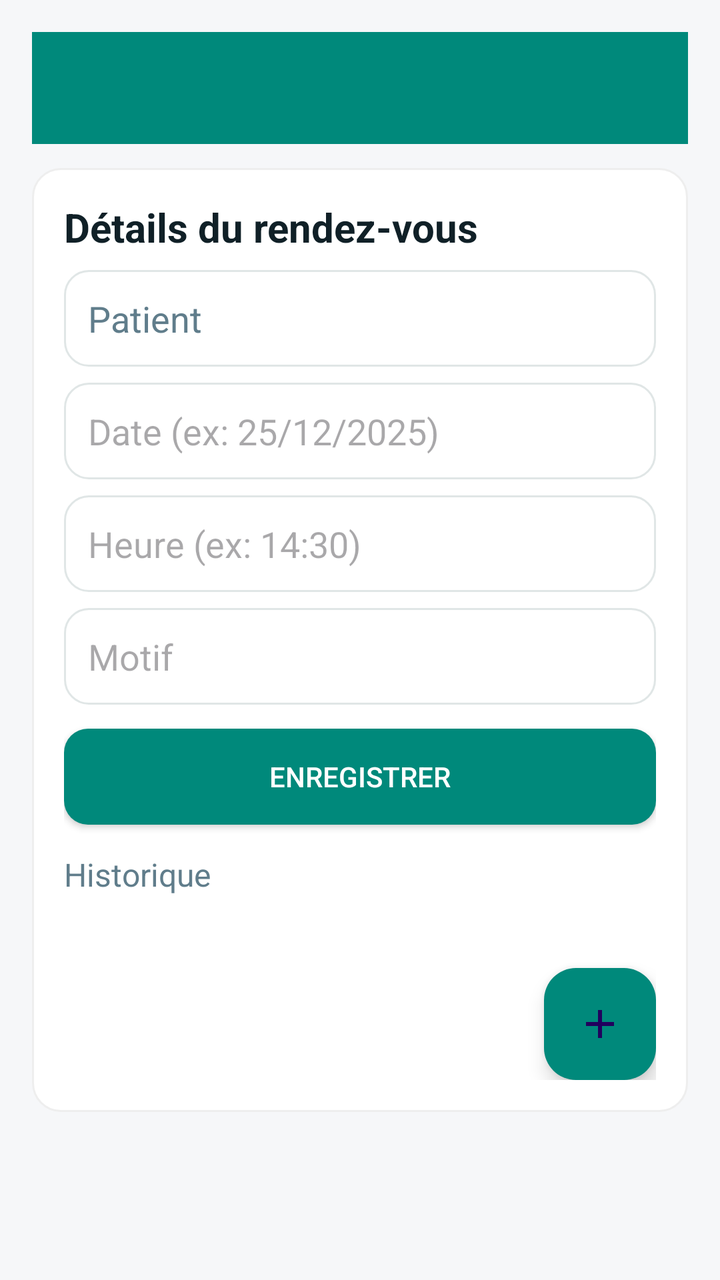
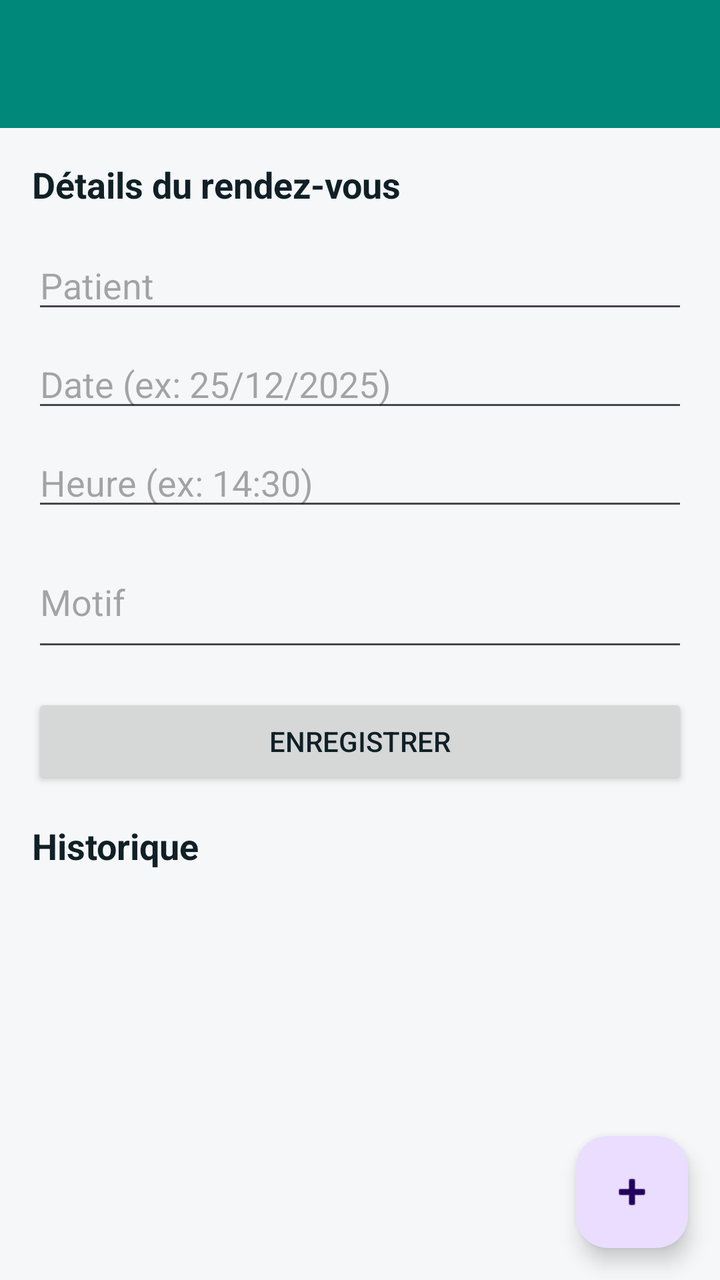

The first picture is an Android layout as it rendered before a commit; the second is the same layout after the commit. The layout source and the unified diff follow.
<!-- AndroidManifest.xml: application theme Theme.CabinetMedicalApp -->
<!-- res/layout/activity_main.xml -->
<ScrollView xmlns:android="http://schemas.android.com/apk/res/android"
    xmlns:app="http://schemas.android.com/apk/res-auto"
    android:layout_width="match_parent"
    android:layout_height="match_parent"
    android:background="@color/background"
    android:padding="16dp">

    <LinearLayout
        android:layout_width="match_parent"
        android:layout_height="wrap_content"
        android:orientation="vertical">

        <androidx.appcompat.widget.Toolbar
            android:id="@+id/toolbar"
            android:layout_width="match_parent"
            android:layout_height="56dp"
            android:background="@color/colorPrimary"
            android:title="@string/title_new_appointment"
            android:titleTextColor="@color/onPrimary"
            android:paddingLeft="16dp" />

        <LinearLayout
            android:layout_width="match_parent"
            android:layout_height="wrap_content"
            android:orientation="vertical"
            android:background="@drawable/card_bg"
            android:padding="16dp"
            android:layout_marginTop="12dp">

            <TextView
                android:layout_width="wrap_content"
                android:layout_height="wrap_content"
                android:text="@string/label_appointment_details"
                style="@style/Heading"
                android:layout_marginBottom="8dp" />

            <EditText
                android:id="@+id/edit_name"
                android:layout_width="match_parent"
                android:layout_height="wrap_content"
                android:hint="@string/hint_patient"
                android:background="@drawable/input_bg"
                android:textColor="@color/onBackground"
                android:textColorHint="@color/muted"
                android:layout_marginBottom="8dp" />

            <EditText
                android:id="@+id/edit_date"
                android:layout_width="match_parent"
                android:layout_height="wrap_content"
                android:hint="@string/hint_date"
                android:background="@drawable/input_bg"
                android:layout_marginBottom="8dp" />

            <EditText
                android:id="@+id/edit_time"
                android:layout_width="match_parent"
                android:layout_height="wrap_content"
                android:hint="@string/hint_time"
                android:background="@drawable/input_bg"
                android:layout_marginBottom="8dp" />

            <EditText
                android:id="@+id/edit_reason"
                android:layout_width="match_parent"
                android:layout_height="wrap_content"
                android:hint="@string/hint_reason"
                android:background="@drawable/input_bg"
                android:layout_marginBottom="12dp" />

            <Button
                android:id="@+id/btn_save"
                style="@style/AppButton"
                android:layout_width="match_parent"
                android:layout_height="wrap_content"
                android:text="@string/btn_save" />

            <TextView
                android:layout_width="wrap_content"
                android:layout_height="wrap_content"
                android:text="@string/label_history"
                style="@style/SubHeading"
                android:layout_marginTop="14dp" />

            <androidx.recyclerview.widget.RecyclerView
                android:id="@+id/recycler_appointments"
                android:layout_width="match_parent"
                android:layout_height="wrap_content"
                android:layout_marginTop="8dp"
                android:clipToPadding="false"
                android:paddingBottom="16dp"
                android:background="@color/surface" />

            
            <com.google.android.material.floatingactionbutton.FloatingActionButton
                android:id="@+id/fab_add_appointment"
                android:layout_width="wrap_content"
                android:layout_height="wrap_content"
                android:layout_marginTop="12dp"
                android:layout_gravity="end"
                android:contentDescription="@string/content_desc_add_appointment"
                android:tint="@color/onPrimary"
                android:src="@drawable/ic_add"
                android:backgroundTint="@color/colorPrimary"
                app:rippleColor="@color/onPrimary" />

        </LinearLayout>

    </LinearLayout>
</ScrollView>
<!-- resources referenced by this layout -->
<resources>
  <color name="background">#F6F7F9</color>
  <color name="colorPrimary">#00897B</color>
  <color name="muted">#607D8B</color>
  <color name="onBackground">#102027</color>
  <color name="onPrimary">#FFFFFF</color>
  <color name="surface">#FFFFFF</color>
  <!-- drawable card_bg (drawable) -->
  <?xml version="1.0" encoding="utf-8"?>
  <shape xmlns:android="http://schemas.android.com/apk/res/android" android:shape="rectangle">
      <solid android:color="@color/surface" />
      <stroke android:width="1dp" android:color="#EEEEEE" />
      <corners android:radius="14dp" />
      <padding android:left="14dp" android:top="14dp" android:right="14dp" android:bottom="14dp" />
  </shape>
  <!-- drawable ic_add (drawable) -->
  <?xml version="1.0" encoding="utf-8"?>
  <vector xmlns:android="http://schemas.android.com/apk/res/android"
      android:width="24dp"
      android:height="24dp"
      android:viewportWidth="24"
      android:viewportHeight="24">
      <path
          android:fillColor="#FFFFFF"
          android:pathData="M19,13H13v6h-2v-6H5v-2h6V5h2v6h6v2z"/>
  </vector>
  <!-- drawable input_bg (drawable) -->
  <?xml version="1.0" encoding="utf-8"?>
  <shape xmlns:android="http://schemas.android.com/apk/res/android" android:shape="rectangle">
      <solid android:color="@color/surface" />
      <stroke android:width="1dp" android:color="#E0E6E6" />
      <corners android:radius="12dp" />
      <padding android:left="12dp" android:top="12dp" android:right="12dp" android:bottom="12dp" />
  </shape>
  <string name="btn_save">Enregistrer</string>
  <string name="content_desc_add_appointment">Ajouter rendez-vous</string>
  <string name="hint_date">Date (ex: 25/12/2025)</string>
  <string name="hint_patient">Patient</string>
  <string name="hint_reason">Motif</string>
  <string name="hint_time">Heure (ex: 14:30)</string>
  <string name="label_appointment_details">Détails du rendez-vous</string>
  <string name="label_history">Historique</string>
  <string name="title_new_appointment">Nouveau rendez-vous</string>
  <style name="AppButton">
          <item name="android:background">@drawable/button_bg_ripple</item>
          <item name="android:textColor">@color/onPrimary</item>
          <item name="android:paddingLeft">14dp</item>
          <item name="android:paddingRight">14dp</item>
          <item name="android:minHeight">48dp</item>
      </style>
  <style name="Heading">
          <item name="android:textColor">@color/onBackground</item>
          <item name="android:textSize">20sp</item>
          <item name="android:textStyle">bold</item>
      </style>
  <style name="SubHeading">
          <item name="android:textColor">@color/muted</item>
          <item name="android:textSize">16sp</item>
      </style>
  <style name="Theme.CabinetMedicalApp" parent="Base.Theme.CabinetMedicalApp" />
  <!-- drawable button_bg_ripple (drawable) -->
  <?xml version="1.0" encoding="utf-8"?>
  <ripple xmlns:android="http://schemas.android.com/apk/res/android"
      android:color="?attr/colorControlHighlight">
      <item android:drawable="@drawable/button_bg" />
  </ripple>
  <!-- drawable button_bg (drawable) -->
  <?xml version="1.0" encoding="utf-8"?>
  <shape xmlns:android="http://schemas.android.com/apk/res/android" android:shape="rectangle">
      <solid android:color="@color/colorPrimary" />
      <corners android:radius="12dp" />
      <padding android:left="12dp" android:top="10dp" android:right="12dp" android:bottom="10dp" />
  </shape>
  <color name="colorPrimaryVariant">#00695C</color>
  <color name="colorSecondary">#26A69A</color>
  <!-- unchanged entries left out for length: 1 -->
</resources>

<!-- the commit's change to res/layout/activity_main.xml (unified diff, before → after) -->
@@ -1,110 +1,101 @@
-<ScrollView xmlns:android="http://schemas.android.com/apk/res/android"
+<?xml version="1.0" encoding="utf-8"?>
+<androidx.coordinatorlayout.widget.CoordinatorLayout xmlns:android="http://schemas.android.com/apk/res/android"
     xmlns:app="http://schemas.android.com/apk/res-auto"
     android:layout_width="match_parent"
-    android:layout_height="match_parent"
-    android:background="@color/background"
-    android:padding="16dp">
+    android:layout_height="match_parent">
 
-    <LinearLayout
+    <com.google.android.material.appbar.AppBarLayout
         android:layout_width="match_parent"
-        android:layout_height="wrap_content"
-        android:orientation="vertical">
+        android:layout_height="wrap_content">
 
         <androidx.appcompat.widget.Toolbar
             android:id="@+id/toolbar"
             android:layout_width="match_parent"
-            android:layout_height="56dp"
-            android:background="@color/colorPrimary"
-            android:title="@string/title_new_appointment"
-            android:titleTextColor="@color/onPrimary"
-            android:paddingLeft="16dp" />
+            android:layout_height="?attr/actionBarSize"
+            android:background="?attr/colorPrimary"
+            app:popupTheme="@style/ThemeOverlay.AppCompat.Light" />
+    </com.google.android.material.appbar.AppBarLayout>
 
-        <LinearLayout
+    <LinearLayout
+        android:layout_width="match_parent"
+        android:layout_height="match_parent"
+        android:orientation="vertical"
+        android:padding="16dp"
+        app:layout_behavior="@string/appbar_scrolling_view_behavior">
+
+        <TextView
+            android:layout_width="wrap_content"
+            android:layout_height="wrap_content"
+            android:text="@string/label_appointment_details"
+            android:textSize="18sp"
+            android:textStyle="bold"
+            android:layout_marginBottom="16dp" />
+
+        <EditText
+            android:id="@+id/edit_name"
             android:layout_width="match_parent"
             android:layout_height="wrap_content"
-            android:orientation="vertical"
-            android:background="@drawable/card_bg"
-            android:padding="16dp"
-            android:layout_marginTop="12dp">
+            android:hint="@string/hint_patient"
+            android:inputType="text"
+            android:layout_marginBottom="8dp" />
 
-            <TextView
-                android:layout_width="wrap_content"
-                android:layout_height="wrap_content"
-                android:text="@string/label_appointment_details"
-                style="@style/Heading"
-                android:layout_marginBottom="8dp" />
+        <EditText
+            android:id="@+id/edit_date"
+            android:layout_width="match_parent"
+            android:layout_height="wrap_content"
+            android:hint="@string/hint_date"
+            android:inputType="none"
+            android:focusable="false"
+            android:clickable="true"
+            android:layout_marginBottom="8dp" />
 
-            <EditText
-                android:id="@+id/edit_name"
-                android:layout_width="match_parent"
-                android:layout_height="wrap_content"
-                android:hint="@string/hint_patient"
-                android:background="@drawable/input_bg"
-                android:textColor="@color/onBackground"
-                android:textColorHint="@color/muted"
-                android:layout_marginBottom="8dp" />
+        <EditText
+            android:id="@+id/edit_time"
+            android:layout_width="match_parent"
+            android:layout_height="wrap_content"
+            android:hint="@string/hint_time"
+            android:inputType="none"
+            android:focusable="false"
+            android:clickable="true"
+            android:layout_marginBottom="8dp" />
 
-            <EditText
-                android:id="@+id/edit_date"
-                android:layout_width="match_parent"
-                android:layout_height="wrap_content"
-                android:hint="@string/hint_date"
-                android:background="@drawable/input_bg"
-                android:layout_marginBottom="8dp" />
+        <EditText
+            android:id="@+id/edit_reason"
+            android:layout_width="match_parent"
+            android:layout_height="wrap_content"
+            android:hint="@string/hint_reason"
+            android:inputType="textMultiLine"
+            android:minLines="2"
+            android:layout_marginBottom="16dp" />
 
-            <EditText
-                android:id="@+id/edit_time"
-                android:layout_width="match_parent"
-                android:layout_height="wrap_content"
-                android:hint="@string/hint_time"
-                android:background="@drawable/input_bg"
-                android:layout_marginBottom="8dp" />
+        <Button
+            android:id="@+id/btn_save"
+            android:layout_width="match_parent"
+            android:layout_height="wrap_content"
+            android:text="@string/btn_save"
+            android:layout_marginBottom="16dp" />
 
-            <EditText
-                android:id="@+id/edit_reason"
-                android:layout_width="match_parent"
-                android:layout_height="wrap_content"
-                android:hint="@string/hint_reason"
-                android:background="@drawable/input_bg"
-                android:layout_marginBottom="12dp" />
+        <TextView
+            android:layout_width="wrap_content"
+            android:layout_height="wrap_content"
+            android:text="@string/label_history"
+            android:textSize="18sp"
+            android:textStyle="bold"
+            android:layout_marginBottom="8dp" />
 
-            <Button
-                android:id="@+id/btn_save"
-                style="@style/AppButton"
-                android:layout_width="match_parent"
-                android:layout_height="wrap_content"
-                android:text="@string/btn_save" />
+        <androidx.recyclerview.widget.RecyclerView
+            android:id="@+id/recycler_appointments"
+            android:layout_width="match_parent"
+            android:layout_height="0dp"
+            android:layout_weight="1" />
+    </LinearLayout>
 
-            <TextView
-                android:layout_width="wrap_content"
-                android:layout_height="wrap_content"
-                android:text="@string/label_history"
-                style="@style/SubHeading"
-                android:layout_marginTop="14dp" />
-
-            <androidx.recyclerview.widget.RecyclerView
-                android:id="@+id/recycler_appointments"
-                android:layout_width="match_parent"
-                android:layout_height="wrap_content"
-                android:layout_marginTop="8dp"
-                android:clipToPadding="false"
-                android:paddingBottom="16dp"
-                android:background="@color/surface" />
-
-            
-            <com.google.android.material.floatingactionbutton.FloatingActionButton
-                android:id="@+id/fab_add_appointment"
-                android:layout_width="wrap_content"
-                android:layout_height="wrap_content"
-                android:layout_marginTop="12dp"
-                android:layout_gravity="end"
-                android:contentDescription="@string/content_desc_add_appointment"
-                android:tint="@color/onPrimary"
-                android:src="@drawable/ic_add"
-                android:backgroundTint="@color/colorPrimary"
-                app:rippleColor="@color/onPrimary" />
-
-        </LinearLayout>
-
-    </LinearLayout>
-</ScrollView>
+    <com.google.android.material.floatingactionbutton.FloatingActionButton
+        android:id="@+id/fab_add_appointment"
+        android:layout_width="wrap_content"
+        android:layout_height="wrap_content"
+        android:layout_gravity="bottom|end"
+        android:layout_margin="16dp"
+        android:contentDescription="@string/content_desc_add_appointment"
+        app:srcCompat="@android:drawable/ic_input_add" />
+</androidx.coordinatorlayout.widget.CoordinatorLayout>
<!-- resource entries referenced after the edit -->
@@ -2,37 +2,8 @@
 <resources>
   <color name="background">#F6F7F9</color>
   <color name="colorPrimary">#00897B</color>
-  <color name="muted">#607D8B</color>
   <color name="onBackground">#102027</color>
   <color name="onPrimary">#FFFFFF</color>
-  <color name="surface">#FFFFFF</color>
-  <!-- drawable card_bg (drawable) -->
-  <?xml version="1.0" encoding="utf-8"?>
-  <shape xmlns:android="http://schemas.android.com/apk/res/android" android:shape="rectangle">
-      <solid android:color="@color/surface" />
-      <stroke android:width="1dp" android:color="#EEEEEE" />
-      <corners android:radius="14dp" />
-      <padding android:left="14dp" android:top="14dp" android:right="14dp" android:bottom="14dp" />
-  </shape>
-  <!-- drawable ic_add (drawable) -->
-  <?xml version="1.0" encoding="utf-8"?>
-  <vector xmlns:android="http://schemas.android.com/apk/res/android"
-      android:width="24dp"
-      android:height="24dp"
-      android:viewportWidth="24"
-      android:viewportHeight="24">
-      <path
-          android:fillColor="#FFFFFF"
-          android:pathData="M19,13H13v6h-2v-6H5v-2h6V5h2v6h6v2z"/>
-  </vector>
-  <!-- drawable input_bg (drawable) -->
-  <?xml version="1.0" encoding="utf-8"?>
-  <shape xmlns:android="http://schemas.android.com/apk/res/android" android:shape="rectangle">
-      <solid android:color="@color/surface" />
-      <stroke android:width="1dp" android:color="#E0E6E6" />
-      <corners android:radius="12dp" />
-      <padding android:left="12dp" android:top="12dp" android:right="12dp" android:bottom="12dp" />
-  </shape>
   <string name="btn_save">Enregistrer</string>
   <string name="content_desc_add_appointment">Ajouter rendez-vous</string>
   <string name="hint_date">Date (ex: 25/12/2025)</string>
@@ -41,37 +12,7 @@
   <string name="hint_time">Heure (ex: 14:30)</string>
   <string name="label_appointment_details">Détails du rendez-vous</string>
   <string name="label_history">Historique</string>
-  <string name="title_new_appointment">Nouveau rendez-vous</string>
-  <style name="AppButton">
-          <item name="android:background">@drawable/button_bg_ripple</item>
-          <item name="android:textColor">@color/onPrimary</item>
-          <item name="android:paddingLeft">14dp</item>
-          <item name="android:paddingRight">14dp</item>
-          <item name="android:minHeight">48dp</item>
-      </style>
-  <style name="Heading">
-          <item name="android:textColor">@color/onBackground</item>
-          <item name="android:textSize">20sp</item>
-          <item name="android:textStyle">bold</item>
-      </style>
-  <style name="SubHeading">
-          <item name="android:textColor">@color/muted</item>
-          <item name="android:textSize">16sp</item>
-      </style>
   <style name="Theme.CabinetMedicalApp" parent="Base.Theme.CabinetMedicalApp" />
-  <!-- drawable button_bg_ripple (drawable) -->
-  <?xml version="1.0" encoding="utf-8"?>
-  <ripple xmlns:android="http://schemas.android.com/apk/res/android"
-      android:color="?attr/colorControlHighlight">
-      <item android:drawable="@drawable/button_bg" />
-  </ripple>
-  <!-- drawable button_bg (drawable) -->
-  <?xml version="1.0" encoding="utf-8"?>
-  <shape xmlns:android="http://schemas.android.com/apk/res/android" android:shape="rectangle">
-      <solid android:color="@color/colorPrimary" />
-      <corners android:radius="12dp" />
-      <padding android:left="12dp" android:top="10dp" android:right="12dp" android:bottom="10dp" />
-  </shape>
   <color name="colorPrimaryVariant">#00695C</color>
   <color name="colorSecondary">#26A69A</color>
   <!-- unchanged entries left out for length: 1 -->
